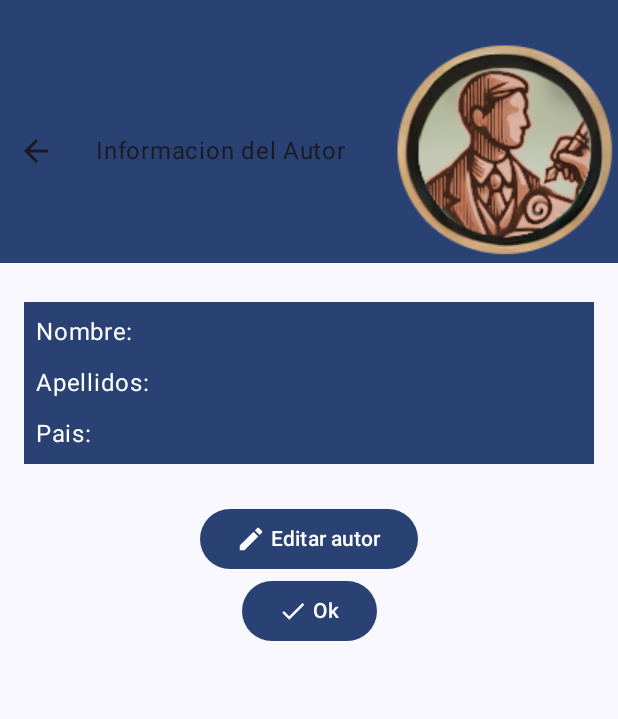
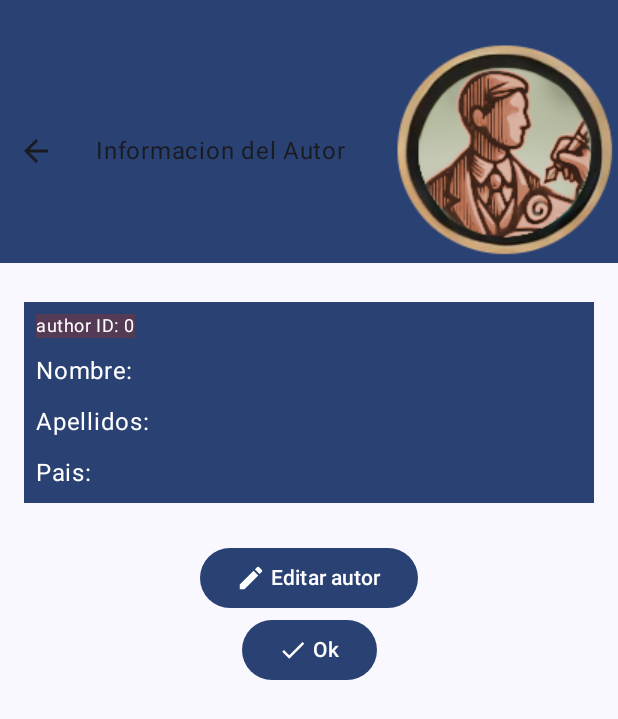
Before and after one commit to elarreglador/PMM_Room, an Android app built with Jetpack Compose: the composable AuthorViewScreen called with empty values, on a phone screen of 412 x 824 dp. Shown: the top 719 px of the screen. Run offline under Robolectric (Android 15) with nearby library versions, the light colour scheme and no system bars; our stand-ins replace Room's generated code.

Commit message:
✨ Cambio menor: en AuthorEditScreen y AuthorViewScreen se muestra ahora author ID

```diff
--- a/app/src/main/java/com/elarreglador/ud3_01_room/screens/AuthorEditScreen.kt
+++ b/app/src/main/java/com/elarreglador/ud3_01_room/screens/AuthorEditScreen.kt
@@ -107,7 +107,7 @@ fun AuthorEditScreen(navController: NavController , authorId: Int) {
                         .widthIn(min = 60.dp)
                 ) {
                     Text(
-                        text = ("Book ID: ${authorId}"),
+                        text = ("author ID: ${authorId}"),
                         style = MaterialTheme.typography.bodySmall,
                         color = MaterialTheme.colorScheme.onTertiary,
                         modifier = Modifier
--- a/app/src/main/java/com/elarreglador/ud3_01_room/screens/AuthorViewScreen.kt
+++ b/app/src/main/java/com/elarreglador/ud3_01_room/screens/AuthorViewScreen.kt
@@ -2,6 +2,7 @@ package com.elarreglador.ud3_01_room.screens
 
 import androidx.compose.foundation.Image
 import androidx.compose.foundation.background
+import androidx.compose.foundation.layout.Box
 import androidx.compose.foundation.layout.Column
 import androidx.compose.foundation.layout.Row
 import androidx.compose.foundation.layout.Spacer
@@ -10,6 +11,7 @@ import androidx.compose.foundation.layout.fillMaxWidth
 import androidx.compose.foundation.layout.height
 import androidx.compose.foundation.layout.padding
 import androidx.compose.foundation.layout.size
+import androidx.compose.foundation.layout.widthIn
 import androidx.compose.material.icons.Icons
 import androidx.compose.material.icons.automirrored.filled.ArrowBack
 import androidx.compose.material.icons.filled.Create
@@ -97,7 +99,6 @@ fun AuthorViewScreen(navController: NavController , authorId: Int) {
                     .padding(16.dp) // Agrega un padding adicional si es necesario
                     .fillMaxSize()
             ) {
-
                 Spacer (modifier = Modifier.height(10.dp))
 
                 Column (
@@ -106,6 +107,21 @@ fun AuthorViewScreen(navController: NavController , authorId: Int) {
                         .background(MaterialTheme.colorScheme.primary)
                         .padding(8.dp)
                 ){
+                    Box( // espacio para la id del libro
+                        modifier = Modifier
+                            .background(MaterialTheme.colorScheme.tertiary)
+                            .widthIn(min = 60.dp)
+                    ) {
+                        Text(
+                            text = ("author ID: ${authorId}"),
+                            style = MaterialTheme.typography.bodySmall,
+                            color = MaterialTheme.colorScheme.onTertiary,
+                            modifier = Modifier
+                        )
+                    }
+
+                    Spacer (modifier = Modifier.height(10.dp))
+
                     Text(
                         text = "Nombre: ${name.value}",
                         color = MaterialTheme.colorScheme.onTertiary,
```
